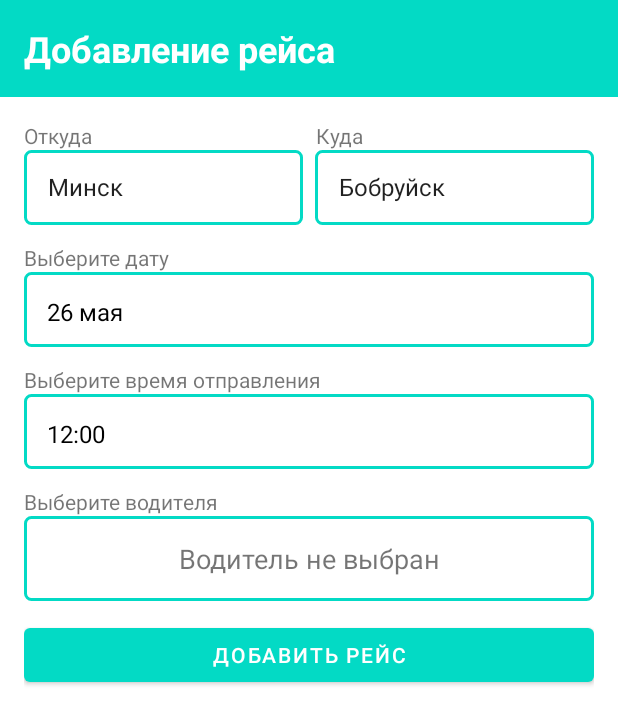
After one commit to D1le1/Route-Ordering-App, an Android app: the OperatorAddTripActivity screen opened directly, with no data from a screen before it, on a phone screen of 412 x 824 dp. The commit adds this screen. Shown: the top 724 px of the screen. Run offline under Robolectric (Android 15) with nearby library versions, the phone set to English and light mode, and no system bars.

Commit message:
Add Trip

```diff
--- /dev/null
+++ b/BusIk/app/src/main/java/com/example/busik/operator/OperatorAddTripActivity.java
@@ -0,0 +1,145 @@
+package com.example.busik.operator;
+
+import android.app.DatePickerDialog;
+import android.app.TimePickerDialog;
+import android.content.Intent;
+import android.os.Bundle;
+import android.text.format.DateFormat;
+import android.widget.ArrayAdapter;
+import android.widget.Button;
+import android.widget.Spinner;
+import android.widget.TextView;
+
+import androidx.annotation.Nullable;
+import androidx.appcompat.app.AppCompatActivity;
+
+import com.example.busik.R;
+import com.example.busik.client.Client;
+import com.example.busik.servertasks.AddTripTask;
+
+import java.text.SimpleDateFormat;
+import java.util.Arrays;
+import java.util.Calendar;
+import java.util.List;
+import java.util.Locale;
+
+public class OperatorAddTripActivity extends AppCompatActivity {
+
+    private Spinner departureSpinner;
+    private Spinner destinationSpinner;
+    private TextView date;
+    private TextView time;
+    private TextView driver;
+
+    private String dbDate;
+
+    private List<String> departureList;
+    private List<String> destinationList;
+
+    private Button confirm;
+
+    private int driverId = 0;
+
+    @Override
+    protected void onCreate(Bundle savedInstanceState) {
+        super.onCreate(savedInstanceState);
+        setContentView(R.layout.activity_add_trip);
+
+        fillLayout();
+
+    }
+
+    public void fillLayout()
+    {
+        departureSpinner = findViewById(R.id.departure_spinner);
+        destinationSpinner = findViewById(R.id.destination_spinner);
+        date = findViewById(R.id.date_text);
+        time = findViewById(R.id.time_text);
+        driver = findViewById(R.id.driver_name);
+        confirm = findViewById(R.id.btn_confirm);
+
+
+        // Fill the departure and destination spinner lists
+        departureList = Arrays.asList("Минск", "Бобруйск", "Гомель");
+        destinationList = Arrays.asList("Минск", "Бобруйск", "Гомель");
+
+        ArrayAdapter<String> departureAdapter = new ArrayAdapter<>(this, android.R.layout.simple_list_item_activated_1, departureList);
+        ArrayAdapter<String> destinationAdapter = new ArrayAdapter<>(this, android.R.layout.simple_list_item_activated_1, destinationList);
+
+
+        departureSpinner.setAdapter(departureAdapter);
+        destinationSpinner.setAdapter(destinationAdapter);
+
+        Calendar calendar = Calendar.getInstance();
+
+        SimpleDateFormat dateFormat = new SimpleDateFormat("d MMMM", new Locale("ru", "RU"));
+        SimpleDateFormat dbDateFormat = new SimpleDateFormat("dd.MM.yyyy", new Locale("ru", "RU"));
+        date.setText(dateFormat.format(calendar.getTime()));
+        dbDate = dbDateFormat.format(calendar.getTime());
+
+        time.setText("12:00");
+        driver.setText("Водитель не выбран");
+
+        destinationSpinner.setSelection(1);
+
+
+
+        if (android.os.Build.VERSION.SDK_INT >= android.os.Build.VERSION_CODES.N) {
+
+            int hour = 12;
+            int minute = 0;
+
+            TimePickerDialog timePickerDialog = new TimePickerDialog(this, (view, hourOfDay, min) -> {
+                time.setText(hourOfDay + ":" + String.format("%02d", min));
+            }, hour, minute, DateFormat.is24HourFormat(this));
+
+            DatePickerDialog datePickerDialog = new DatePickerDialog(this, ((view, year, month, day) -> {
+
+                Calendar selectedDate = Calendar.getInstance();
+                selectedDate.set(Calendar.YEAR, year);
+                selectedDate.set(Calendar.MONTH, month);
+                selectedDate.set(Calendar.DAY_OF_MONTH, day);
+
+                date.setText(dateFormat.format(selectedDate.getTime()));
+                dbDate = dbDateFormat.format(selectedDate.getTime());
+            }), calendar.get(Calendar.YEAR), calendar.get(Calendar.MONTH), calendar.get(Calendar.DAY_OF_MONTH));
+
+            datePickerDialog.getDatePicker().setMinDate(calendar.getTimeInMillis());
+            calendar.add(Calendar.WEEK_OF_MONTH, 2);
+            datePickerDialog.getDatePicker().setMaxDate(calendar.getTimeInMillis());
+
+            date.setOnClickListener(v -> datePickerDialog.show());
+            time.setOnClickListener(v -> timePickerDialog.show());
+
+            driver.setOnClickListener(v -> {
+                Intent intent = new Intent(this, DriverListActivity.class);
+                intent.putExtra("manage", 1);
+                startActivityForResult(intent, 0);
+            });
+
+            confirm.setOnClickListener(v -> {
+                new AddTripTask(this).execute(
+                        departureSpinner.getSelectedItem().toString() + "-" + destinationSpinner.getSelectedItem().toString(),
+                        dbDate,
+                        time.getText().toString(),
+                        String.valueOf(driverId)
+                );
+            });
+        }
+    }
+
+    @Override
+    public void onBackPressed() {
+        super.onBackPressed();
+    }
+
+    @Override
+    protected void onActivityResult(int requestCode, int resultCode, @Nullable Intent data) {
+        super.onActivityResult(requestCode, resultCode, data);
+        if(resultCode == RESULT_OK) {
+            Client client = (Client) data.getSerializableExtra("driver");
+            driver.setText("Водитель: " + client.getName());
+            driverId = client.getId();
+        }
+    }
+}
--- a/BusIk/app/src/main/java/com/example/busik/operator/OperatorTripsActivity.java
+++ b/BusIk/app/src/main/java/com/example/busik/operator/OperatorTripsActivity.java
@@ -14,6 +14,7 @@ import com.example.busik.client.HistoryListAdapter;
 import com.example.busik.client.TripListAdapter;
 import com.example.busik.other.Trip;
 import com.example.busik.servertasks.TripsTask;
+import com.google.android.material.floatingactionbutton.FloatingActionButton;
 
 import java.util.Arrays;
 import java.util.List;
--- /dev/null
+++ b/BusIk/app/src/main/res/layout/activity_add_trip.xml
@@ -0,0 +1,150 @@
+<?xml version="1.0" encoding="utf-8"?>
+<androidx.constraintlayout.widget.ConstraintLayout xmlns:android="http://schemas.android.com/apk/res/android"
+    xmlns:app="http://schemas.android.com/apk/res-auto"
+    android:layout_width="match_parent"
+    android:layout_height="match_parent">
+
+    <TextView
+        android:id="@+id/title"
+        android:layout_width="match_parent"
+        android:layout_height="wrap_content"
+        android:background="?attr/colorPrimary"
+        android:padding="16dp"
+        android:text="Добавление рейса"
+        android:textColor="@color/white"
+        android:textSize="24sp"
+        android:textStyle="bold"
+        app:layout_constraintTop_toTopOf="parent" />
+
+    <TextView
+        android:id="@+id/error"
+        android:layout_width="match_parent"
+        android:layout_height="wrap_content"
+        android:gravity="center"
+        android:padding="16dp"
+        android:text="Нет соединения с сервером"
+        android:textColor="@android:color/darker_gray"
+        android:textSize="24sp"
+        android:textStyle="bold"
+        android:visibility="invisible"
+        app:layout_constraintBottom_toBottomOf="parent"
+        app:layout_constraintEnd_toEndOf="parent"
+        app:layout_constraintStart_toStartOf="parent"
+        app:layout_constraintTop_toTopOf="@+id/title"
+        app:layout_constraintVertical_bias="0.7" />
+
+
+    <LinearLayout
+        android:id="@+id/linearLayout"
+        android:layout_width="match_parent"
+        android:layout_height="wrap_content"
+        android:orientation="vertical"
+        android:padding="16dp"
+        android:visibility="visible"
+        app:layout_constraintBottom_toBottomOf="parent"
+        app:layout_constraintTop_toBottomOf="@+id/title"
+        app:layout_constraintVertical_bias="0.0">
+
+        <LinearLayout
+            android:layout_width="match_parent"
+            android:layout_height="wrap_content"
+            android:orientation="horizontal">
+
+            <TextView
+                android:width="10dp"
+                android:layout_width="wrap_content"
+                android:layout_height="wrap_content"
+                android:layout_weight="1"
+                android:text="Откуда"/>
+
+            <TextView
+                android:width="0dp"
+                android:layout_width="wrap_content"
+                android:layout_height="wrap_content"
+                android:layout_weight="1"
+                android:text="Куда"/>
+
+        </LinearLayout>
+
+        <LinearLayout
+            android:layout_width="match_parent"
+            android:layout_height="wrap_content"
+            android:orientation="horizontal"
+            android:layout_marginBottom="12dp">
+
+            <Spinner
+                android:id="@+id/departure_spinner"
+                android:layout_width="0dp"
+                android:layout_height="50dp"
+                android:layout_weight="1"
+                android:layout_marginRight="8dp"
+                android:background="@drawable/spinner_bg"/>
+
+            <Spinner
+                android:id="@+id/destination_spinner"
+                android:layout_width="0dp"
+                android:layout_height="50dp"
+                android:background="@drawable/spinner_bg"
+                android:layout_weight="1" />
+
+        </LinearLayout>
+
+        <TextView
+            android:id="@+id/textView2"
+            android:layout_width="match_parent"
+            android:layout_height="wrap_content"
+            android:text="Выберите дату" />
+
+        <TextView
+            android:id="@+id/date_text"
+            android:layout_width="match_parent"
+            android:layout_height="50dp"
+            android:layout_marginBottom="12dp"
+            android:background="@drawable/spinner_bg"
+            android:gravity="center_vertical"
+            android:padding="15dp"
+            android:textColor="?attr/myColor"
+            android:textSize="16sp" />
+
+        <TextView
+            android:layout_width="match_parent"
+            android:layout_height="wrap_content"
+            android:text="Выберите время отправления" />
+
+        <TextView
+            android:id="@+id/time_text"
+            android:layout_width="match_parent"
+            android:layout_height="50dp"
+            android:textColor="?attr/myColor"
+            android:layout_marginBottom="12dp"
+            android:textSize="16sp"
+            android:padding="15dp"
+            android:gravity="center_vertical"
+            android:background="@drawable/spinner_bg"/>
+
+        <TextView
+            android:layout_width="match_parent"
+            android:layout_height="wrap_content"
+            android:text="Выберите водителя" />
+
+        <TextView
+            android:id="@+id/driver_name"
+            android:layout_width="match_parent"
+            android:layout_height="wrap_content"
+            android:layout_marginBottom="12dp"
+            android:background="@drawable/spinner_bg"
+            android:gravity="center"
+            android:padding="16dp"
+            android:text="Водитель: Иван Иванов"
+            android:textSize="18sp" />
+
+
+        <Button
+            android:id="@+id/btn_confirm"
+            android:layout_width="match_parent"
+            android:layout_height="wrap_content"
+            android:layout_marginBottom="12dp"
+            android:text="Добавить рейс" />
+
+    </LinearLayout>
+</androidx.constraintlayout.widget.ConstraintLayout>
```
Also changed, not shown: BusIk/app/src/main/AndroidManifest.xml (+9 -0 lines), BusIk/app/src/main/java/com/example/busik/servertasks/AddTripTask.java (added, +52 -0 lines), BusIk/app/src/main/java/com/example/busik/servertasks/TripsTask.java (+13 -4 lines), BusIk/app/src/main/res/layout/activity_trips.xml (+13 -0 lines), 5 other files.
